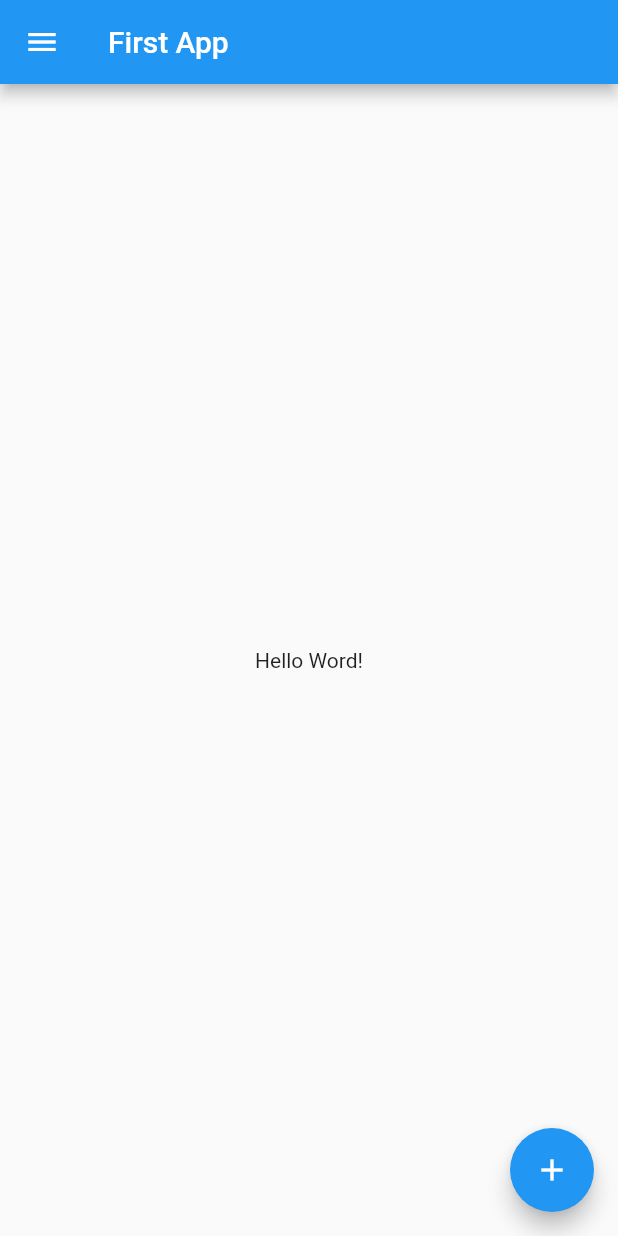
After one commit to gustavofcgg/Dart, a Flutter app: the screen it shows after launch, on a phone screen of 412 x 824 dp. The commit adds this screen. Run offline on Flutter 3.47's test engine with Material 2 defaults, Android fonts, the phone set to English and light mode, and no system bars.

Commit message:
projeto dart

```diff
--- /dev/null
+++ b/lib/home_.dart
@@ -0,0 +1,26 @@
+import 'package:flutter/material.dart';
+
+class HomePage extends StatelessWidget{
+  @override
+  Widget build(BuildContext context) {
+    return Scaffold(
+        drawer: Drawer(),
+        appBar: AppBar(
+          title: Text('First App'),
+        ),
+        body: Center(
+          child: Text(
+            'Hello Word!',
+            textDirection: TextDirection.ltr,
+          ),
+        ),
+        floatingActionButton: FloatingActionButton(
+          onPressed: () {
+            print('pressed');
+          },
+          child: Icon(Icons.add)
+        ),
+      );
+  }
+
+}
```
Also changed, not shown: lib/main.dart (+2 -18 lines).
